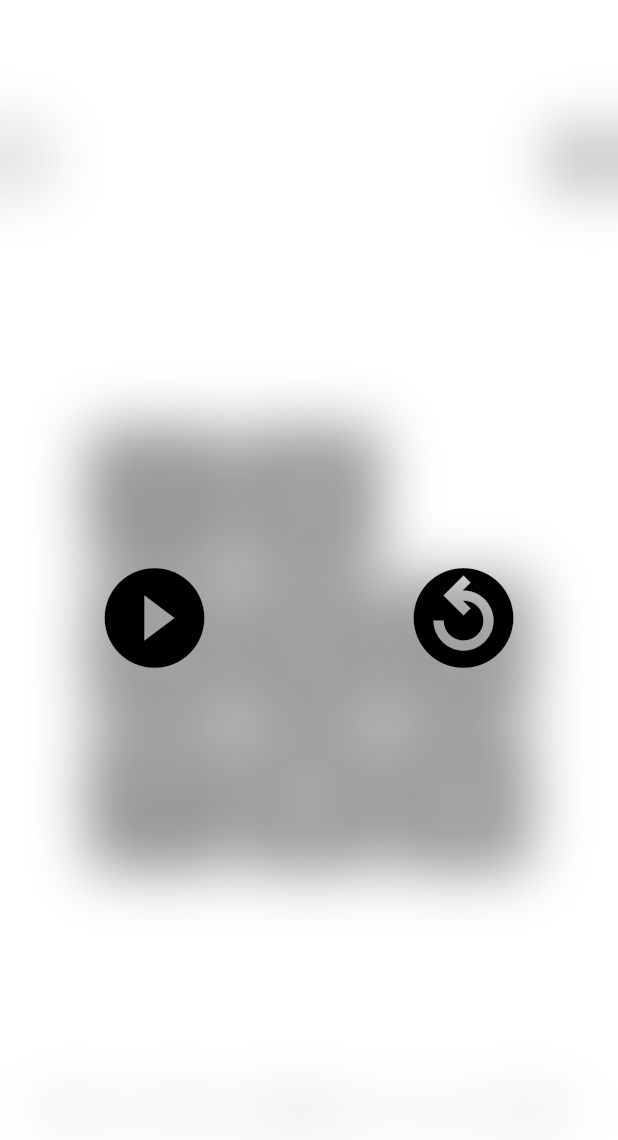
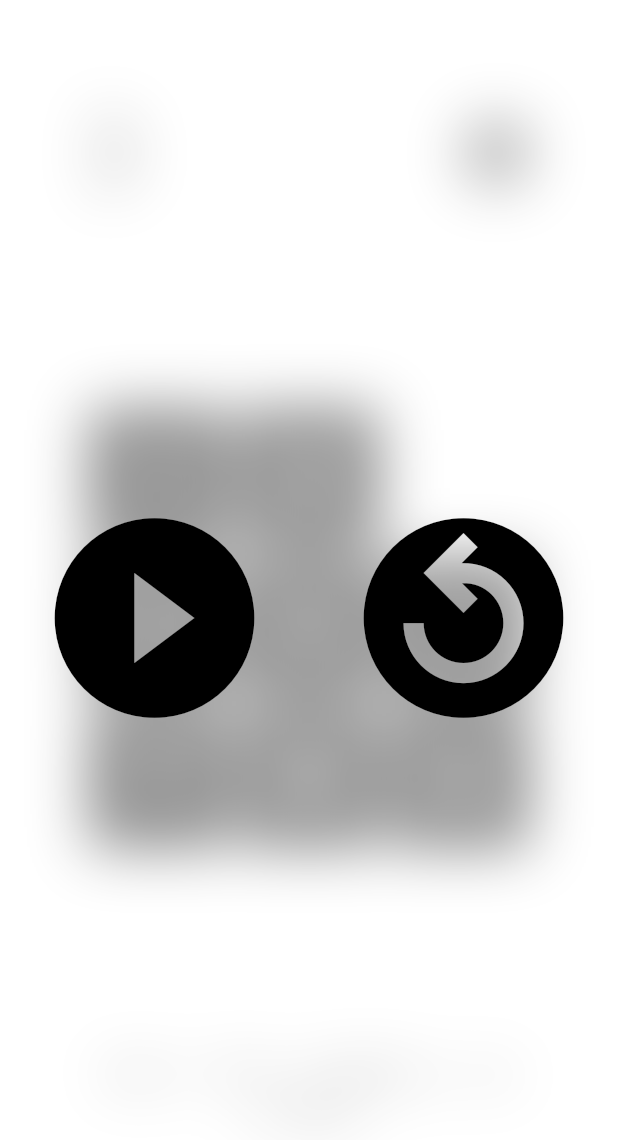
Before and after one commit to edvilme/FlutterPuzzleHack, a Flutter app: the screen it shows after launch, after a tap on the "pause circle filled" icon, on a phone screen of 412 x 824 dp. Shown: the top 1140 px of the screen. Run offline on Flutter 3.47's test engine with Material 2 defaults, Android fonts, the phone set to English and light mode, and no system bars; our stand-ins replace google_fonts.

```diff
--- a/puzzle/lib/level.dart
+++ b/puzzle/lib/level.dart
@@ -53,7 +53,6 @@ class LevelState extends State<Level> {
   @override
   void initState() {
     super.initState();
-    score = "0";
     state = "playing";
     board = PuzzleBoardWidget(
       level: widget.level,
@@ -62,7 +61,7 @@ class LevelState extends State<Level> {
       tileDecorator: widget.tileDecorator,
       onChange: (PuzzleTileMovementCallback c, PuzzleBoard p){
         setState(() {
-          score = (p.scoreCount).toString();
+          score = (p.shuffledMoves - p.moveCount).toString();
         });
         String? result = widget.onChange(c, p);
         if(result == null) return;
@@ -82,6 +81,7 @@ class LevelState extends State<Level> {
         // widget.onLoose!();
       },
     );
+    score = board.board.shuffledMoves.toString();
   }
 
   Widget buildPlaying(BuildContext context){
@@ -92,7 +92,7 @@ class LevelState extends State<Level> {
         mainAxisAlignment: MainAxisAlignment.spaceAround,
         children: [
           Container(
-            width: 450,
+            width: 300,
             child: Row(
               mainAxisAlignment: MainAxisAlignment.spaceBetween,
               children: [
@@ -123,7 +123,7 @@ class LevelState extends State<Level> {
           ),
           board,
           Container(
-            width: 450,
+            width: 300,
             alignment: Alignment.center,
             child: Text(
               widget.instructions,
@@ -208,7 +208,7 @@ class LevelPaused extends StatelessWidget{
                     },
                     child: const Icon(
                       Icons.play_circle_fill,
-                      size: 80,
+                      size: 160,
                       color: Colors.black,
                     ),
                   ),
@@ -218,7 +218,7 @@ class LevelPaused extends StatelessWidget{
                     },
                     child: const Icon(
                       Icons.replay_circle_filled_outlined,
-                      size: 80,
+                      size: 160,
                       color: Colors.black,
                     ),
                   )
@@ -247,6 +247,7 @@ class LevelWin extends StatelessWidget{
         width: 450,
         color: Colors.white54,
         child: Column(
+          mainAxisAlignment: MainAxisAlignment.center,
           children: [
             Text(
               "You win!",
@@ -260,9 +261,21 @@ class LevelWin extends StatelessWidget{
                 onNextLevel!();
               },
               child: Container(
+                margin: EdgeInsets.all(8),
                 padding: EdgeInsets.all(8),
                 color: Colors.black,
                 height: 40,
+                width: 300,
+                child: const Text(
+                  "Next level",
+                  textAlign: TextAlign.center,
+                  style: TextStyle(
+                    fontSize: 20,
+                    decoration: TextDecoration.none,
+                    color: Colors.white,
+                    fontWeight: FontWeight.w300
+                  ),
+                ),
               ),
             )
           ],
--- a/puzzle/lib/levels/numbers.dart
+++ b/puzzle/lib/levels/numbers.dart
@@ -47,7 +47,7 @@ Widget NumberLevelMedium({
 }){
   counter++;
   return Level(
-    level: 5,
+    level: 4,
     key: Key("level-number-" + (counter++).toString()),
     shuffled: true,
     tileGenerator: (PuzzleTile t){
--- a/puzzle/lib/levels/patterns.dart
+++ b/puzzle/lib/levels/patterns.dart
@@ -47,7 +47,7 @@ Widget PatternsLevelEasy({
         board.refillRow(0);
       }
 
-      if(board.scoreCount > 100) return "win";
+      if(board.moveCount > 100) return "win";
     },
     instructions: "Line up similar patterns",
     onNextLevel: (){
--- a/puzzle/lib/puzzlemodel.dart
+++ b/puzzle/lib/puzzlemodel.dart
@@ -6,18 +6,22 @@ class PuzzleTilePosition {
 	final int i;
 	final int j;
 	PuzzleTilePosition({required this.i, required this.j});
+  @override
+  String toString(){
+    return "("+i.toString()+","+j.toString()+")";
+  }
 }
 
 class PuzzleTileMovementCallback {
 	final List<PuzzleTile?> row;
 	final List<PuzzleTile?> column;
 	PuzzleTile tile;
-  int scoreCount;
+  int moveCount;
 	PuzzleTileMovementCallback({
 		required this.row,
 		required this.column,
 		required this.tile,
-    this.scoreCount = 0
+    this.moveCount = 0
 	});
 }
 
@@ -46,8 +50,10 @@ class PuzzleBoard {
 	late List<List<PuzzleTile?>> tiles;
 	late PuzzleTile emptyTile;
 
-  late int scoreCount = 0;
   Function? tileGenerator;
+
+  late int moveCount = 0;
+  late int shuffledMoves = 0;
 
 	PuzzleBoard({
     required this.size,
@@ -107,9 +113,9 @@ class PuzzleBoard {
 		tiles[origin.i][origin.j] = emptyTile;
 		emptyTile.position = origin;
 
-    scoreCount++;
+    // moveCount++;
 		callback(
-			PuzzleTileMovementCallback(row: getRow(dest.i), column: getColumn(dest.j), tile: tile, scoreCount: scoreCount)
+			PuzzleTileMovementCallback(row: getRow(dest.i), column: getColumn(dest.j), tile: tile, moveCount: moveCount)
 		);
 	}
 	void moveInDirection(String direction, Function callback){
@@ -155,6 +161,7 @@ class PuzzleBoard {
             	moveInDirection('down', callback);
             }
         }
+        moveCount++;
 	}
 
 	// Remove
@@ -192,11 +199,31 @@ class PuzzleBoard {
 
 	// Shuffle
 	void shuffle(int k){
+    Set<String> moves = {};
 		for (var i = 0; i < k; i++) {
+      moves.add(
+        getCurrentState().join(" ")
+      );
 			moveInDirection(['up', 'down', 'left', 'right'][ Random().nextInt(4) ], (PuzzleTileMovementCallback c){});
-		}
-    scoreCount = 0;
+    }
+    moveCount = 0;
+    shuffledMoves = moves.length;
 	}
+
+  // Get state
+  List<Map<String, int>> getCurrentState(){
+		List<Map<String, int>> result = List<Map<String, int>>.empty(growable: true);
+    for(int i = 0; i < size; i++){
+      for(int j = 0; j < size; j++){
+        if(tiles[i][j]!.type == 'empty') continue;
+        result.add({
+          "i": tiles[i][j]!.position.i,
+          "j": tiles[i][j]!.position.j
+        });
+      }
+    }
+    return result;
+  }
 
   // Win, loose, score
   void win(Function? onWinCallback){
--- a/puzzle/pubspec.yaml
+++ b/puzzle/pubspec.yaml
@@ -15,7 +15,7 @@ publish_to: 'none' # Remove this line if you wish to publish to pub.dev
 # In iOS, build-name is used as CFBundleShortVersionString while build-number used as CFBundleVersion.
 # Read more about iOS versioning at
 # https://developer.apple.com/library/archive/documentation/General/Reference/InfoPlistKeyReference/Articles/CoreFoundationKeys.html
-version: 1.0.0+1
+version: 1.0.0+4
 
 environment:
   sdk: ">=2.15.1 <3.0.0"
```
Also changed, not shown: puzzle/lib/puzzlewidget.dart (+7 -0 lines), 1 other file.
